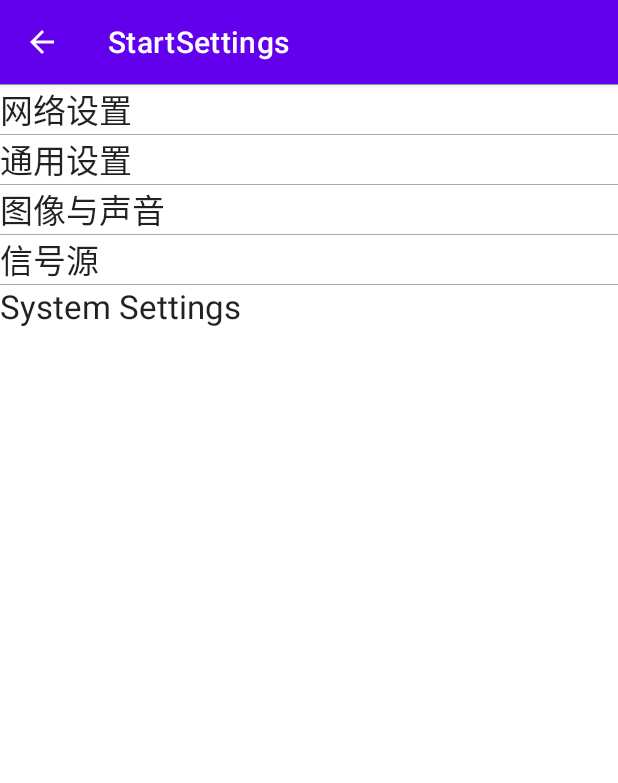
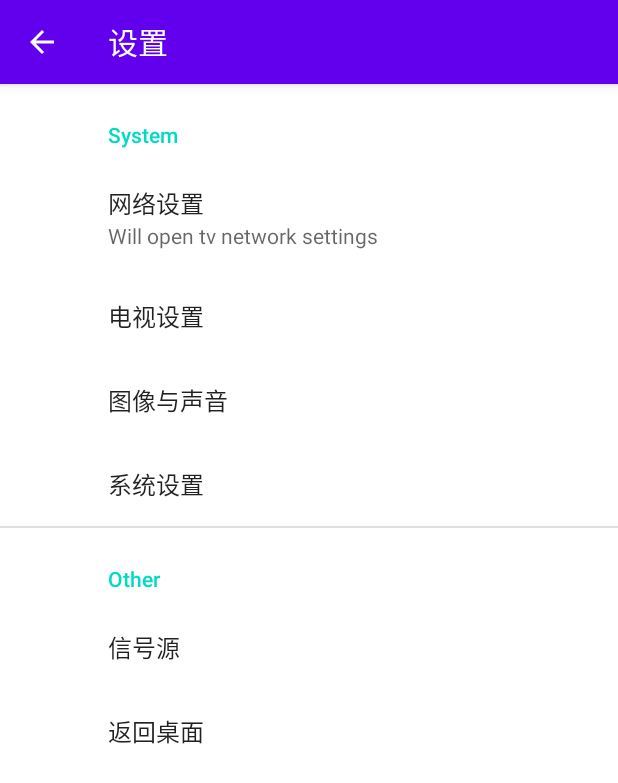
Before and after one commit to mei5436/StartTVSettings, an Android app: the screen it shows after launch (SettingsActivity before the commit, OpenSettingsActivity after it), on a phone screen of 412 x 824 dp. Shown: the top 783 px of the screen. Run offline under Robolectric (Android 15) with nearby library versions, the phone set to English and light mode, and no system bars; our stand-ins replace androidx.preference.

```diff
--- a/app/src/main/java/com/bestv/startsettings/MyAdapter.java
+++ /dev/null
@@ -1,96 +0,0 @@
-package com.bestv.startsettings;
-
-import static com.bestv.startsettings.IntentUtil.*;
-
-import android.content.ComponentName;
-import android.content.Context;
-
-import android.view.LayoutInflater;
-import android.view.View;
-import android.view.ViewGroup;
-import android.widget.TextView;
-
-import androidx.annotation.NonNull;
-import androidx.recyclerview.widget.RecyclerView;
-
-import com.bestv.ott.R;
-
-public class MyAdapter extends RecyclerView.Adapter<MyAdapter.MyViewHolder> {
-    private static final int[] strs = {R.string.home_network_setting,
-            R.string.home_general_setting, R.string.home_picture_sound,
-            R.string.home_signal_source, R.string.system_settings};
-    private Context context;
-
-    private MyAdapter() {
-        super();
-    }
-
-    public MyAdapter(Context context) {
-        this();
-        this.context = context;
-
-    }
-
-    @NonNull
-    @Override
-    public MyViewHolder onCreateViewHolder(@NonNull ViewGroup parent, int viewType) {
-        View view = LayoutInflater.from(context).inflate(R.layout.rv_item, parent, false);
-        MyViewHolder vh = null;
-        if (view.getTag() instanceof MyViewHolder) {
-            vh = (MyViewHolder) view.getTag();
-        } else {
-            vh = new MyViewHolder(view);
-        }
-        return vh;
-    }
-
-    @Override
-    public void onBindViewHolder(@NonNull MyViewHolder holder, int position) {
-        holder.text.setText(strs[position]);
-    }
-
-    @Override
-    public int getItemCount() {
-        return strs.length;
-    }
-
-    protected static class MyViewHolder extends RecyclerView.ViewHolder implements View.OnClickListener {
-
-        private final TextView text;
-
-        public MyViewHolder(@NonNull View itemView) {
-            super(itemView);
-            text = itemView.findViewById(R.id.textView);
-            text.setOnClickListener(this);
-        }
-
-
-        public void onClick(View view) {
-            Context context = view.getContext();
-            switch (getLayoutPosition()) {
-                case 0:
-                    startActivity(context, "android.settings.WIFI_SETTINGS", "from_source", 1);
-                    return;
-                case 1:
-                    startActivity(context, "android.settings.SETTINGS", "from_source", 1);
-                    return;
-                case 2:
-                    startActivity(context, "tv.fun.settings.action.picture", "from_source", 1);
-                    return;
-                case 3:
-                    startInputSourceSelectDialog(context);
-                    return;
-                case 4:
-                    startApplication(new ComponentName("com.android.settings", "com.android.settings.Settings"), context);
-                case 5:
-                    startHome(context);
-                default:
-                    return;
-            }
-        }
-
-
-    }
-
-
-}
--- /dev/null
+++ b/app/src/main/java/com/bestv/startsettings/OpenSettingsActivity.java
@@ -0,0 +1,28 @@
+package com.bestv.startsettings;
+
+import android.os.Bundle;
+
+import androidx.appcompat.app.ActionBar;
+import androidx.appcompat.app.AppCompatActivity;
+
+import com.bestv.ott.R;
+
+public class OpenSettingsActivity extends AppCompatActivity {
+
+    @Override
+    protected void onCreate(Bundle savedInstanceState) {
+        super.onCreate(savedInstanceState);
+        setContentView(R.layout.settings_activity);
+        if (savedInstanceState == null) {
+            getSupportFragmentManager()
+                    .beginTransaction()
+                    .replace(R.id.settings, new SettingsFragment())
+                    .commit();
+        }
+        ActionBar actionBar = getSupportActionBar();
+        if (actionBar != null) {
+            actionBar.setDisplayHomeAsUpEnabled(true);
+        }
+    }
+
+}
--- a/app/src/main/java/com/bestv/startsettings/SettingsActivity.java
+++ b/app/src/main/java/com/bestv/startsettings/SettingsActivity.java
@@ -22,12 +22,14 @@ private RecyclerView rv;
     protected void onCreate(Bundle savedInstanceState) {
         super.onCreate(savedInstanceState);
         setContentView(R.layout.settings_activity);
-        rv = findViewById(R.id.settings);
+//        rv = findViewById(R.id.settings);
         ActionBar actionBar = getSupportActionBar();
         if (actionBar != null) {
             actionBar.setDisplayHomeAsUpEnabled(true);
+            actionBar.setTitle(R.string.title_activity_settings);
         }
-        rv.setLayoutManager(new LinearLayoutManager(this));
-        rv.setAdapter(new MyAdapter(this));
+//        getSupportFragmentManager().
+//        rv.setLayoutManager(new LinearLayoutManager(this));
+//        rv.setAdapter(new MyAdapter(this));
     }
 }
--- a/app/src/main/res/layout/rv_item.xml
+++ /dev/null
@@ -1,20 +0,0 @@
-<?xml version="1.0" encoding="utf-8"?>
-<FrameLayout xmlns:android="http://schemas.android.com/apk/res/android"
-    xmlns:tools="http://schemas.android.com/tools"
-    android:layout_width="match_parent"
-    android:layout_height="wrap_content"
-    >
-<View
-    android:layout_width="match_parent"
-    android:background="@android:color/darker_gray"
-    android:layout_height="1px"/>
-    <TextView
-        android:focusable="true"
-        android:id="@+id/textView"
-        android:textAppearance="@android:style/TextAppearance.Large"
-        android:layout_width="match_parent"
-        android:layout_height="wrap_content"
-        android:background="@android:drawable/list_selector_background"
-        android:text="TextView"
-/>
-</FrameLayout>
--- a/app/src/main/res/layout/settings_activity.xml
+++ b/app/src/main/res/layout/settings_activity.xml
@@ -2,8 +2,9 @@
     android:layout_width="match_parent"
     android:layout_height="match_parent">
 
-    <androidx.recyclerview.widget.RecyclerView
+    <FrameLayout
         android:id="@+id/settings"
         android:layout_width="match_parent"
         android:layout_height="match_parent" />
+
 </LinearLayout>
--- a/app/src/main/res/values/strings.xml
+++ b/app/src/main/res/values/strings.xml
@@ -1,25 +1,11 @@
 <resources>
-    <string name="app_name">StartSettings</string>
+    <string name="app_name">打开设置</string>
     <!-- Settings Activity Title -->
-    <string name="title_activity_settings">SettingsActivity</string>
+    <string name="title_activity_settings">设置</string>
 
-    <!-- Preference Titles -->
-    <string name="messages_header">Messages</string>
-    <string name="sync_header">Sync</string>
-
-    <!-- Messages Preferences -->
-    <string name="signature_title">Your signature</string>
-    <string name="reply_title">Default reply action</string>
-
-    <!-- Sync Preferences -->
-    <string name="sync_title">Sync email periodically</string>
-    <string name="attachment_title">Download incoming attachments</string>
-    <string name="attachment_summary_on">Automatically download attachments for incoming emails
-    </string>
-    <string name="attachment_summary_off">Only download attachments when manually requested</string>
     <string name="home_network_setting">网络设置</string>
 
-    <string name="home_general_setting">通用设置</string>
+    <string name="home_general_setting">电视设置</string>
     <string name="home_network_diagnosis">网络诊断</string>
     <string name="home_help">玩转电视</string>
     <string name="home_network_speed">网络测速</string>
@@ -33,15 +19,11 @@
     <string name="popbar_storage_text">U盘</string>
     <string name="popbar_message_text">消息中心</string>
     <string name="popbar_settings_text">设置</string>
-    <string name="system_settings">System Settings</string>
-    <string name="back_home">Go Home</string>
+    <string name="system_settings">系统设置</string>
+    <string name="back_home">返回桌面</string>
     <string name="title_activity_home">HomeActivity</string>
     <!-- Strings used for fragments for navigation -->
-    <string name="first_fragment_label">First Fragment</string>
-    <string name="second_fragment_label">Second Fragment</string>
-    <string name="next">Next</string>
-    <string name="previous">Previous</string>
-
-    <string name="hello_first_fragment">Hello first fragment</string>
-    <string name="hello_second_fragment">Hello second fragment. Arg: %1$s</string>
+    <string name="open_network_setting">Will open tv network settings</string>
+    <string name="system">System</string>
+    <string name="other">Other</string>
 </resources>
--- /dev/null
+++ b/app/src/main/res/xml/root_preferences.xml
@@ -0,0 +1,31 @@
+<PreferenceScreen xmlns:app="http://schemas.android.com/apk/res-auto">
+
+    <PreferenceCategory app:title="@string/system">
+
+        <Preference
+            app:key="network_setting"
+            app:summary="@string/open_network_setting"
+            app:title="@string/home_network_setting"></Preference>
+        <Preference
+            app:key="general_setting"
+            app:title="@string/home_general_setting" />
+
+        <Preference
+            app:key="picture_sound"
+            app:title="@string/home_picture_sound" />
+
+        <Preference
+            app:key="system_settings"
+            app:title="@string/system_settings" />
+
+    </PreferenceCategory>
+    <PreferenceCategory app:title="@string/other">
+        <Preference
+            app:key="signal_source"
+            app:title="@string/home_signal_source" />
+        <Preference
+            app:key="back_home"
+            app:title="@string/back_home" />
+    </PreferenceCategory>
+
+</PreferenceScreen>
```
Also changed, not shown: app/src/main/AndroidManifest.xml (+12 -15 lines), app/src/main/java/com/bestv/startsettings/SettingsFragment.java (added, +50 -0 lines), app/src/main/res/layout/activity_home.xml (deleted, +0 -34 lines), app/src/main/res/layout/content_home.xml (deleted, +0 -19 lines), app/src/main/res/layout/fragment_first.xml (deleted, +0 -28 lines), app/src/main/res/layout/fragment_second.xml (deleted, +0 -27 lines), app/src/main/res/navigation/nav_graph.xml (deleted, +0 -28 lines), app/src/main/res/values/arrays.xml (deleted, +0 -12 lines).
